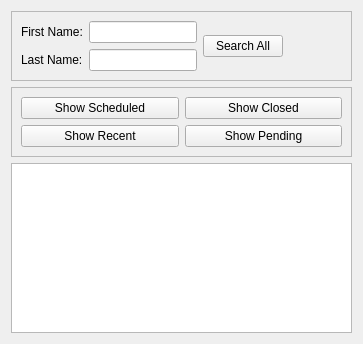
Before: the Qt Designer form drc/gui/mediationbrowser.ui in lansdon/cpts483_drc, drawn with Qt 5.
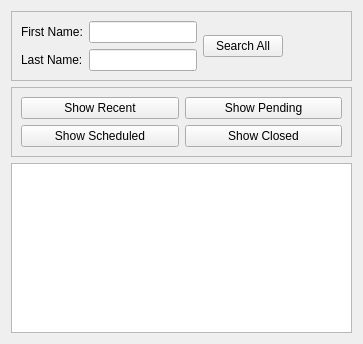
After: the same form once the commit is applied.

```diff
--- a/drc/gui/mediationbrowser.ui
+++ b/drc/gui/mediationbrowser.ui
@@ -88,24 +88,6 @@
       <enum>QFrame::Raised</enum>
      </property>
      <layout class="QVBoxLayout" name="verticalLayout">
-      <item>
-       <layout class="QHBoxLayout" name="horizontalLayout_4">
-        <item>
-         <widget class="QPushButton" name="scheduledButton">
-          <property name="text">
-           <string>Show Scheduled</string>
-          </property>
-         </widget>
-        </item>
-        <item>
-         <widget class="QPushButton" name="closedButton">
-          <property name="text">
-           <string>Show Closed</string>
-          </property>
-         </widget>
-        </item>
-       </layout>
-      </item>
       <item>
        <layout class="QHBoxLayout" name="horizontalLayout_3">
         <item>
@@ -124,6 +106,24 @@
         </item>
        </layout>
       </item>
+      <item>
+       <layout class="QHBoxLayout" name="horizontalLayout_4">
+        <item>
+         <widget class="QPushButton" name="scheduledButton">
+          <property name="text">
+           <string>Show Scheduled</string>
+          </property>
+         </widget>
+        </item>
+        <item>
+         <widget class="QPushButton" name="closedButton">
+          <property name="text">
+           <string>Show Closed</string>
+          </property>
+         </widget>
+        </item>
+       </layout>
+      </item>
      </layout>
     </widget>
    </item>
```
